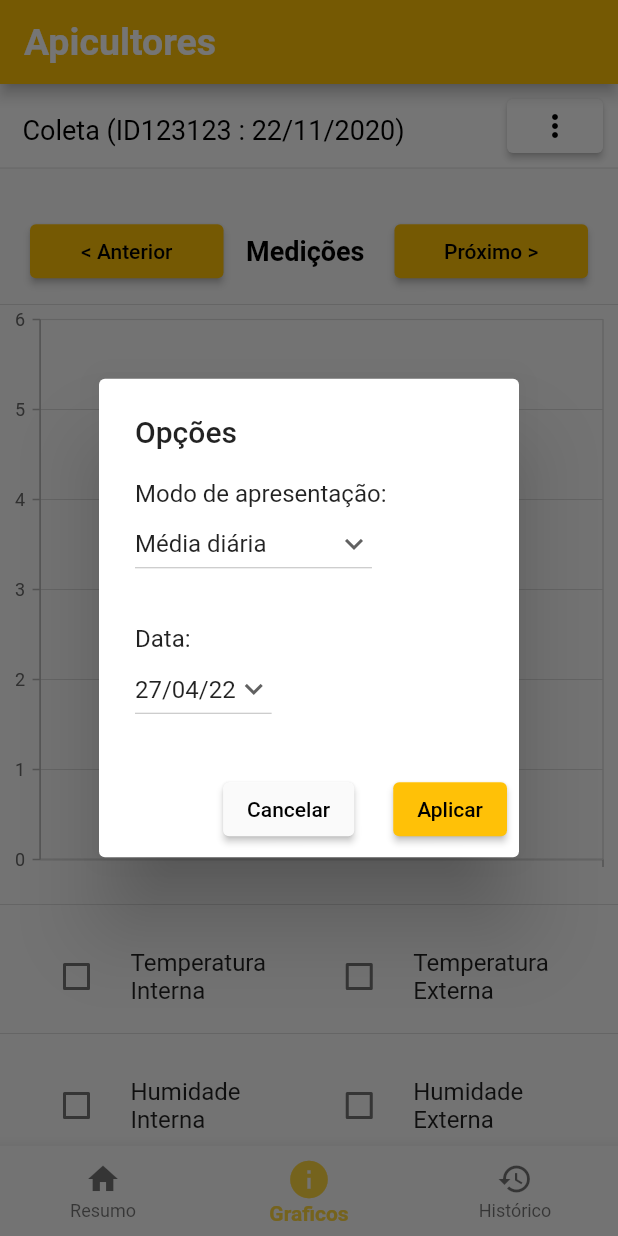
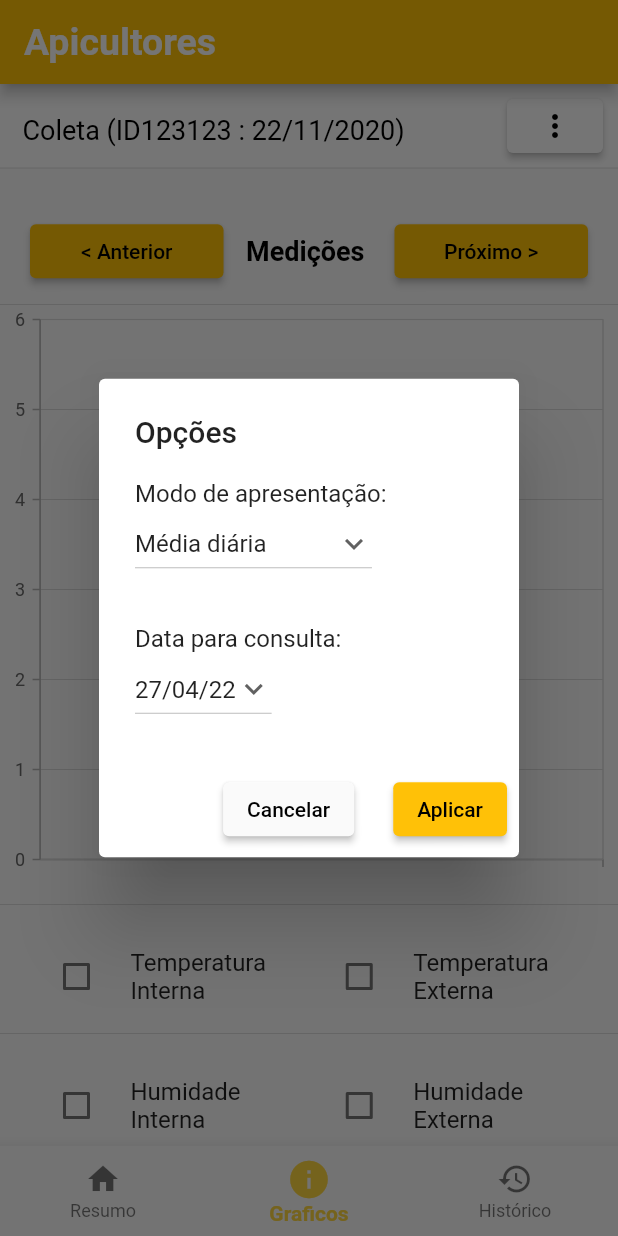
Before and after one commit to Apicultores/mobile-app, a Flutter app: the screen it shows after launch, item 2 of the bottom bar chosen, after a tap on the "more vert" icon, on a phone screen of 412 x 824 dp. Run offline on Flutter 3.47's test engine with Material 2 defaults, Android fonts, the phone set to English and light mode, and no system bars; our stand-ins replace syncfusion_flutter_charts.

Commit message:
Ajustes de layout no componente de seleção

```diff
--- a/bee_monitoring_app/lib/Commons/Enums/UpdateChartMode.dart
+++ b/bee_monitoring_app/lib/Commons/Enums/UpdateChartMode.dart
@@ -1 +1 @@
-enum UpdateChartMode { back, next, newMode }
+enum UpdateChartMode { back, next }
--- a/bee_monitoring_app/lib/Scenes/Chart/Chart.dart
+++ b/bee_monitoring_app/lib/Scenes/Chart/Chart.dart
@@ -171,7 +171,7 @@ class _ChartState extends State<Chart> {
                       },
                     ),
                     SizedBox(height: 30),
-                    Text("Data:"),
+                    Text("Data para consulta:"),
                     Visibility(
                         visible: _graphModeText == graphModes.first,
                         child: DropdownButton(
@@ -180,7 +180,7 @@ class _ChartState extends State<Chart> {
                           items: graphDates.map((String items) {
                             return DropdownMenuItem(
                               value: items,
-                              child: Text(items),
+                              child: Text(items)
                             );
                           }).toList(),
                           onChanged: (String? newValue) {
@@ -194,12 +194,13 @@ class _ChartState extends State<Chart> {
                     Visibility(
                         visible: _graphModeText != graphModes.first,
                         child: DropdownButton(
+                          isExpanded: true,
                           value: graphIndividualDatesText,
                           icon: const Icon(Icons.keyboard_arrow_down),
                           items: graphIndividualDates.map((String items) {
                             return DropdownMenuItem(
                               value: items,
-                              child: Text(items),
+                              child: Text(items.replaceAll("\n", " - "))
                             );
                           }).toList(),
                           onChanged: (String? newValue) {
@@ -226,8 +227,6 @@ class _ChartState extends State<Chart> {
                       graphMode = _graphModeText == graphModes.first
                           ? GraphMode.averageData
                           : GraphMode.individualData;
-
-                      // updateData(UpdateChartMode.newMode);
                       if (_graphModeText == graphModes.first) {
                         changePagination(graphDatesText);
                       } else {
@@ -338,7 +337,6 @@ class _ChartState extends State<Chart> {
   }
 
   void updateData(UpdateChartMode mode) {
-    if (mode != UpdateChartMode.newMode) {
     if (mode == UpdateChartMode.next) {
       index += 1;
     } else {
@@ -346,7 +344,6 @@ class _ChartState extends State<Chart> {
     }
     if (index > 0) {
       index = 0;
-      }
     }
     if (graphMode == GraphMode.averageData) {
       int startRange = _averageChartData.length + ((index - 1) * 6);
```
Also changed, not shown: bee_monitoring_app/lib/main.dart (+92 -0 lines). Lines whose indentation alone changed are shown as unchanged.
